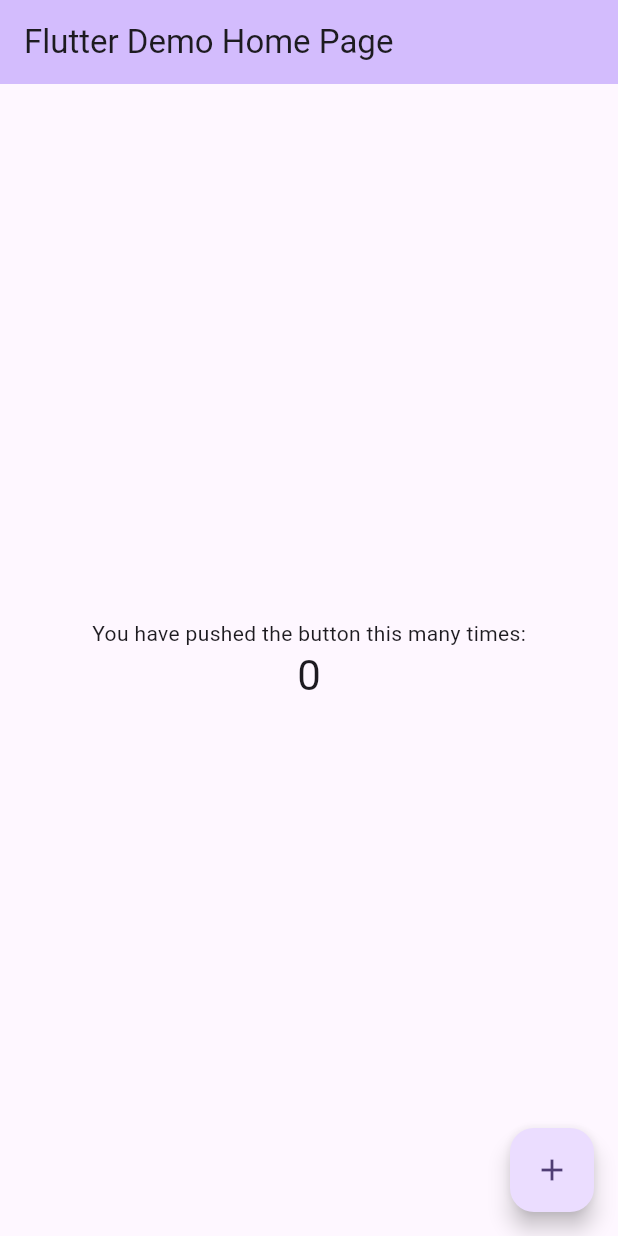
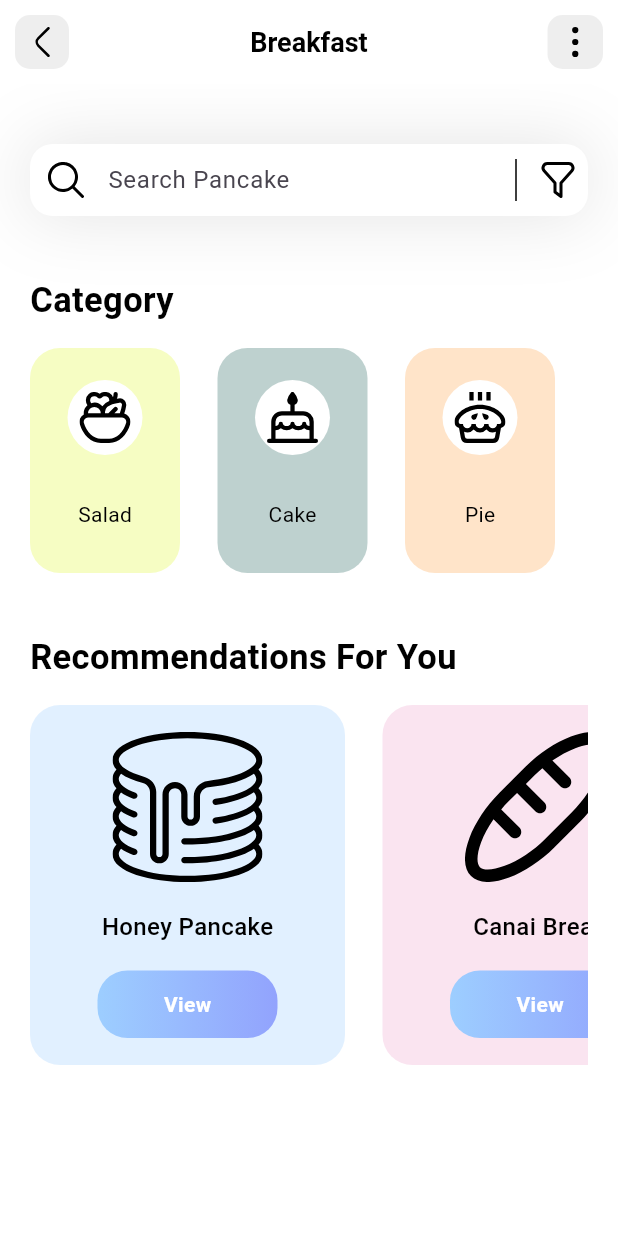
Before and after one commit to Caffadras/RecipeApp, a Flutter app: the screen it shows after launch, on a phone screen of 412 x 824 dp. Run offline on Flutter 3.47's test engine with Material 3 defaults, Android fonts, the phone set to English and light mode, and no system bars; our stand-ins replace flutter_svg.

Commit message:
recipe app ui implementation

```diff
--- a/lib/main.dart
+++ b/lib/main.dart
@@ -1,4 +1,5 @@
 import 'package:flutter/material.dart';
+import 'package:recipe_app/pages/home.dart';
 
 void main() {
   runApp(const MyApp());
@@ -7,119 +8,10 @@ void main() {
 class MyApp extends StatelessWidget {
   const MyApp({super.key});
 
-  // This widget is the root of your application.
   @override
   Widget build(BuildContext context) {
     return MaterialApp(
-      title: 'Flutter Demo',
-      theme: ThemeData(
-        // This is the theme of your application.
-        //
-        // TRY THIS: Try running your application with "flutter run". You'll see
-        // the application has a purple toolbar. Then, without quitting the app,
-        // try changing the seedColor in the colorScheme below to Colors.green
-        // and then invoke "hot reload" (save your changes or press the "hot
-        // reload" button in a Flutter-supported IDE, or press "r" if you used
-        // the command line to start the app).
-        //
-        // Notice that the counter didn't reset back to zero; the application
-        // state is not lost during the reload. To reset the state, use hot
-        // restart instead.
-        //
-        // This works for code too, not just values: Most code changes can be
-        // tested with just a hot reload.
-        colorScheme: ColorScheme.fromSeed(seedColor: Colors.deepPurple),
-        useMaterial3: true,
-      ),
-      home: const MyHomePage(title: 'Flutter Demo Home Page'),
+      home: HomePage(),
     );
   }
 }
-
-class MyHomePage extends StatefulWidget {
-  const MyHomePage({super.key, required this.title});
-
-  // This widget is the home page of your application. It is stateful, meaning
-  // that it has a State object (defined below) that contains fields that affect
-  // how it looks.
-
-  // This class is the configuration for the state. It holds the values (in this
-  // case the title) provided by the parent (in this case the App widget) and
-  // used by the build method of the State. Fields in a Widget subclass are
-  // always marked "final".
-
-  final String title;
-
-  @override
-  State<MyHomePage> createState() => _MyHomePageState();
-}
-
-class _MyHomePageState extends State<MyHomePage> {
-  int _counter = 0;
-
-  void _incrementCounter() {
-    setState(() {
-      // This call to setState tells the Flutter framework that something has
-      // changed in this State, which causes it to rerun the build method below
-      // so that the display can reflect the updated values. If we changed
-      // _counter without calling setState(), then the build method would not be
-      // called again, and so nothing would appear to happen.
-      _counter++;
-    });
-  }
-
-  @override
-  Widget build(BuildContext context) {
-    // This method is rerun every time setState is called, for instance as done
-    // by the _incrementCounter method above.
-    //
-    // The Flutter framework has been optimized to make rerunning build methods
-    // fast, so that you can just rebuild anything that needs updating rather
-    // than having to individually change instances of widgets.
-    return Scaffold(
-      appBar: AppBar(
-        // TRY THIS: Try changing the color here to a specific color (to
-        // Colors.amber, perhaps?) and trigger a hot reload to see the AppBar
-        // change color while the other colors stay the same.
-        backgroundColor: Theme.of(context).colorScheme.inversePrimary,
-        // Here we take the value from the MyHomePage object that was created by
-        // the App.build method, and use it to set our appbar title.
-        title: Text(widget.title),
-      ),
-      body: Center(
-        // Center is a layout widget. It takes a single child and positions it
-        // in the middle of the parent.
-        child: Column(
-          // Column is also a layout widget. It takes a list of children and
-          // arranges them vertically. By default, it sizes itself to fit its
-          // children horizontally, and tries to be as tall as its parent.
-          //
-          // Column has various properties to control how it sizes itself and
-          // how it positions its children. Here we use mainAxisAlignment to
-          // center the children vertically; the main axis here is the vertical
-          // axis because Columns are vertical (the cross axis would be
-          // horizontal).
-          //
-          // TRY THIS: Invoke "debug painting" (choose the "Toggle Debug Paint"
-          // action in the IDE, or press "p" in the console), to see the
-          // wireframe for each widget.
-          mainAxisAlignment: MainAxisAlignment.center,
-          children: <Widget>[
-            const Text(
-              'You have pushed the button this many times:',
-            ),
-            Text(
-              '$_counter',
-              style: Theme.of(context).textTheme.headlineMedium,
-            ),
-          ],
-        ),
-      ),
-      floatingActionButton: FloatingActionButton(
-        onPressed: _incrementCounter,
-        tooltip: 'Increment',
-        child: const Icon(Icons.add),
-      ), // This trailing comma makes auto-formatting nicer for build methods.
-    );
-  }
-}
--- /dev/null
+++ b/lib/models/category_model.dart
@@ -0,0 +1,25 @@
+import 'package:flutter/material.dart';
+
+class CategoryModel {
+  String name;
+  String iconPath;
+  Color boxColor;
+
+  CategoryModel(this.name, this.iconPath, this.boxColor);
+
+/*  CategoryModel({
+    required this.name,
+    required this.iconPath,
+    required this.boxColor,
+  });*/
+
+  static List<CategoryModel> getCategories() {
+    List<CategoryModel> categories = [];
+
+    categories.add(CategoryModel('Salad', 'assets/icons/salad.svg', Color(0xFFF6FDC3)));
+    categories.add(CategoryModel('Cake', 'assets/icons/cake-birthday.svg', Color(0xFFBED1CF)));
+    categories.add(CategoryModel('Pie', 'assets/icons/pie.svg', Color(0xFFFFE4C9)));
+
+    return categories;
+  }
+}
--- /dev/null
+++ b/lib/models/diet_model.dart
@@ -0,0 +1,51 @@
+import 'package:flutter/material.dart';
+
+class DietModel {
+  String name;
+  String iconPath;
+  String level;
+  String duration;
+  String calorie;
+  Color boxColor;
+  bool viewIsSelected;
+
+  DietModel({
+    required this.name,
+    required this.iconPath,
+    required this.level,
+    required this.duration,
+    required this.calorie,
+    required this.boxColor,
+    required this.viewIsSelected
+  });
+
+  static List < DietModel > getDiets() {
+    List < DietModel > diets = [];
+
+    diets.add(
+        DietModel(
+            name: 'Honey Pancake',
+            iconPath: 'assets/icons/pancakes.svg',
+            level: 'Easy',
+            duration: '30mins',
+            calorie: '180kCal',
+            viewIsSelected: true,
+            boxColor: Color(0xff9DCEFF)
+        )
+    );
+
+    diets.add(
+        DietModel(
+            name: 'Canai Bread',
+            iconPath: 'assets/icons/baguette.svg',
+            level: 'Easy',
+            duration: '20mins',
+            calorie: '230kCal',
+            viewIsSelected: false,
+            boxColor: Color(0xffEEA4CE)
+        )
+    );
+
+    return diets;
+  }
+}
--- /dev/null
+++ b/lib/pages/home.dart
@@ -0,0 +1,261 @@
+import 'package:flutter/material.dart';
+import 'package:flutter_svg/flutter_svg.dart';
+import 'package:recipe_app/models/diet_model.dart';
+
+import '../models/category_model.dart';
+
+class HomePage extends StatelessWidget {
+  HomePage({super.key});
+
+  List<CategoryModel> categories = [];
+  List<DietModel> diets = [];
+
+  void getCategories() {
+    categories = CategoryModel.getCategories();
+  }
+
+  void getDiets() {
+    diets = DietModel.getDiets();
+  }
+
+  @override
+  Widget build(BuildContext context) {
+    getCategories();
+    getDiets();
+
+    return Scaffold(
+      appBar: buildAppBar(),
+      backgroundColor: Colors.white,
+      body: ListView(
+        children: [
+          buildTextSearch(),
+          const SizedBox(height: 40),
+          buildCategories(),
+          const SizedBox(height: 40),
+          buildRecommendations()
+        ],
+      ),
+    );
+  }
+
+  Column buildRecommendations() {
+    return Column(
+          crossAxisAlignment: CrossAxisAlignment.start,
+          children: [
+            const Padding(
+              padding: EdgeInsets.only(left: 20),
+              child: Text(
+                'Recommendations For You',
+                style: TextStyle(
+                    color: Colors.black,
+                    fontSize: 23,
+                    fontWeight: FontWeight.w600),
+              ),
+            ),
+            const SizedBox(height: 15),
+            Container(
+              padding: const EdgeInsets.only(left: 20, right: 20),
+              height: 240,
+              child: ListView.separated(
+                  scrollDirection: Axis.horizontal,
+                  itemBuilder: (context, index) {
+                    return Container(
+                      width: 210,
+                      decoration: BoxDecoration(
+                          color: diets[index].boxColor.withOpacity(0.3),
+                          borderRadius: BorderRadius.circular(20)),
+                      child: Column(
+                        mainAxisAlignment: MainAxisAlignment.spaceEvenly,
+                        children: [
+                          SvgPicture.asset(
+                            diets[index].iconPath,
+                            height: 100,
+                          ),
+                          Text(
+                            diets[index].name,
+                            style: const TextStyle(
+                                fontWeight: FontWeight.w500,
+                                color: Colors.black,
+                                fontSize: 16),
+                          ),
+                          Container(
+                            height: 45,
+                            width: 120,
+                            decoration: BoxDecoration(
+                                borderRadius: BorderRadius.circular(20),
+                                gradient: const LinearGradient(colors: [
+                                  Color(0xff9DCEFF),
+                                  Color(0xff92A3FD),
+                                ])),
+                            child: const Center(
+                              child: Text('View',
+                                  style: TextStyle(
+                                    color: Colors.white,
+                                    fontWeight: FontWeight.w600,
+                                    fontSize: 14,
+                                  )),
+                            ),
+                          ),
+                        ],
+                      ),
+                    );
+                  },
+                  separatorBuilder: (context, index) => const SizedBox(
+                        width: 25,
+                      ),
+                  itemCount: diets.length),
+            )
+          ],
+        );
+  }
+
+  Column buildCategories() {
+    return Column(
+      crossAxisAlignment: CrossAxisAlignment.start,
+      children: [
+        const Padding(
+          padding: EdgeInsets.only(left: 20),
+          child: Text(
+            'Category',
+            style: TextStyle(
+                color: Colors.black, fontSize: 23, fontWeight: FontWeight.w600),
+          ),
+        ),
+        const SizedBox(height: 15),
+        Container(
+          height: 150,
+          child: ListView.separated(
+              itemCount: categories.length,
+              scrollDirection: Axis.horizontal,
+              padding: const EdgeInsets.only(left: 20, right: 20),
+              itemBuilder: (context, index) {
+                return Container(
+                  width: 100,
+                  decoration: BoxDecoration(
+                    color: categories[index].boxColor,
+                    borderRadius: BorderRadius.circular(20),
+                  ),
+                  child: Column(
+                    mainAxisAlignment: MainAxisAlignment.spaceEvenly,
+                    children: [
+                      Container(
+                        width: 50,
+                        height: 50,
+                        decoration: const BoxDecoration(
+                          color: Colors.white,
+                          shape: BoxShape.circle,
+                        ),
+                        child: Padding(
+                          padding: const EdgeInsets.all(8),
+                          child: SvgPicture.asset(categories[index].iconPath),
+                        ),
+                      ),
+                      Padding(
+                        padding: const EdgeInsets.all(8.0),
+                        child: Text(
+                          categories[index].name,
+                          style: const TextStyle(
+                            fontWeight: FontWeight.w400,
+                            color: Colors.black,
+                            fontSize: 14,
+                          ),
+                        ),
+                      )
+                    ],
+                  ),
+                );
+              },
+              separatorBuilder: (context, index) => const SizedBox(
+                    width: 25,
+                  )),
+        ),
+      ],
+    );
+  }
+
+  Container buildTextSearch() {
+    return Container(
+      margin: const EdgeInsets.only(top: 40, left: 20, right: 20),
+      decoration: BoxDecoration(boxShadow: [
+        BoxShadow(
+            color: Colors.black.withOpacity(0.11),
+            blurRadius: 40,
+            spreadRadius: 0.0)
+      ]),
+      child: TextField(
+        decoration: InputDecoration(
+            filled: true,
+            fillColor: Colors.white,
+            hintText: 'Search Pancake',
+            contentPadding: const EdgeInsets.all(10),
+            prefixIcon: Padding(
+              padding: const EdgeInsets.all(12.0),
+              child: SvgPicture.asset("assets/icons/search.svg"),
+            ),
+            suffixIcon: IntrinsicHeight(
+              child: SizedBox(
+                width: 100,
+                child: Row(
+                  mainAxisAlignment: MainAxisAlignment.end,
+                  children: [
+                    const VerticalDivider(
+                      color: Colors.black,
+                      thickness: 1,
+                      indent: 10,
+                      endIndent: 10,
+                    ),
+                    Padding(
+                      padding: const EdgeInsets.all(8.0),
+                      child: SvgPicture.asset("assets/icons/filter.svg"),
+                    ),
+                  ],
+                ),
+              ),
+            ),
+            border: OutlineInputBorder(
+                borderRadius: BorderRadius.circular(15),
+                borderSide: BorderSide.none)),
+      ),
+    );
+  }
+
+  AppBar buildAppBar() {
+    return AppBar(
+      title: const Text(
+        'Breakfast',
+        style: TextStyle(
+            color: Colors.black, fontSize: 18, fontWeight: FontWeight.bold),
+      ),
+      backgroundColor: Colors.white,
+      elevation: 0.0,
+      centerTitle: true,
+      leading: Container(
+        margin: const EdgeInsets.all(10),
+        decoration: BoxDecoration(
+            color: const Color(0xE0ECECEC),
+            borderRadius: BorderRadius.circular(10)),
+        alignment: Alignment.center,
+        child: SvgPicture.asset(
+          'assets/icons/angle-left.svg',
+          height: 20,
+          width: 20,
+        ),
+      ),
+      actions: [
+        Container(
+          margin: const EdgeInsets.all(10),
+          decoration: BoxDecoration(
+              color: const Color(0xE0ECECEC),
+              borderRadius: BorderRadius.circular(10)),
+          alignment: Alignment.center,
+          width: 37,
+          child: SvgPicture.asset(
+            'assets/icons/dots.svg',
+            height: 20,
+            width: 20,
+          ),
+        )
+      ],
+    );
+  }
+}
--- a/pubspec.yaml
+++ b/pubspec.yaml
@@ -35,7 +35,7 @@ dependencies:
   # The following adds the Cupertino Icons font to your application.
   # Use with the CupertinoIcons class for iOS style icons.
   cupertino_icons: ^1.0.2
-
+  flutter_svg: ^2.0.9
 dev_dependencies:
   flutter_test:
     sdk: flutter
@@ -59,7 +59,8 @@ flutter:
   uses-material-design: true
 
   # To add assets to your application, add an assets section, like this:
-  # assets:
+  assets:
+    - assets/icons/
   #   - images/a_dot_burr.jpeg
   #   - images/a_dot_ham.jpeg
 
```
Also changed, not shown: assets/icons/angle-left.svg (added), assets/icons/baguette.svg (added), assets/icons/cake-birthday.svg (added), assets/icons/dots.svg (added), assets/icons/filter.svg (added), assets/icons/pancakes.svg (added), assets/icons/pie.svg (added), assets/icons/salad.svg (added), assets/icons/search.svg (added), pubspec.lock.
